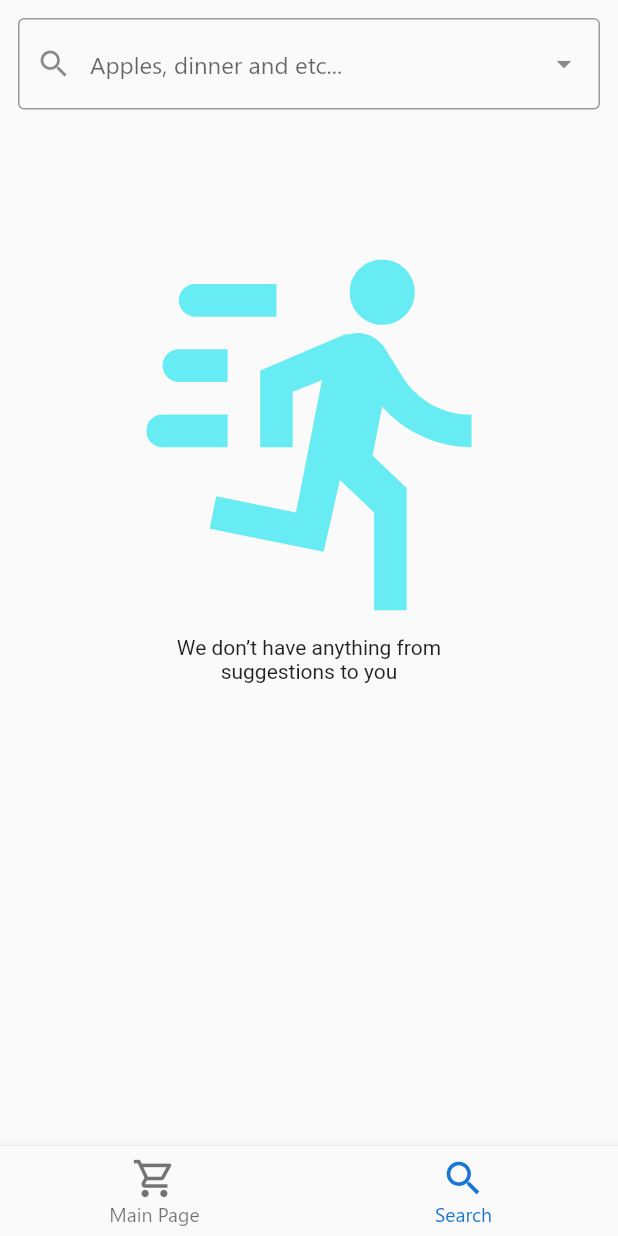
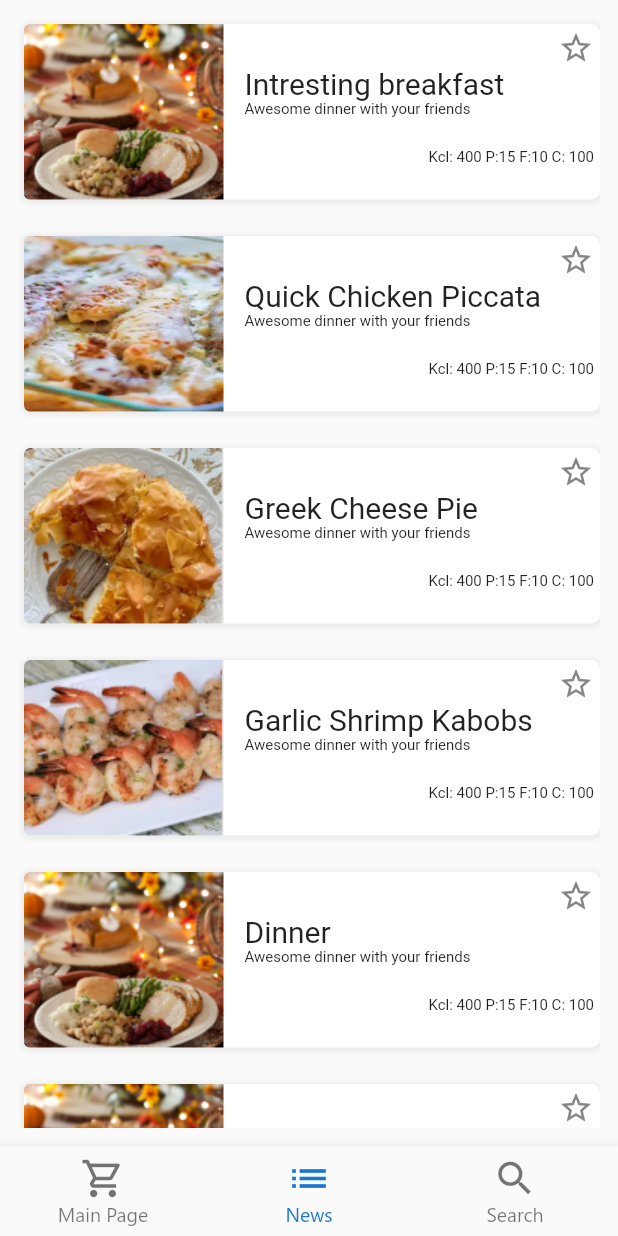
Before and after one commit to Losur/MyPacket, a Flutter app: the screen it shows after launch, item 2 of the bottom bar chosen, on a phone screen of 412 x 824 dp. Run offline on Flutter 3.47's test engine with Material 2 defaults, Android fonts, the phone set to English and light mode, and no system bars; drawn by our look-alikes of dropdown_search; our stand-ins replace flutter_svg; Roboto replaces fonts that are missing (Segue-UI).

Commit message:
Add news page

```diff
--- a/lib/view/bottom_navigation/bottom_navigation.dart
+++ b/lib/view/bottom_navigation/bottom_navigation.dart
@@ -1,8 +1,8 @@
 import 'package:flutter/material.dart';
-import 'package:my_packet/view/search_page/sarch_page.dart';
+import '../../view/news_page/news_page.dart';
+import '../../view/search_page/search_page.dart';
 import '../main_page/main_page.dart';
 import '../../projectColors.dart';
-import '../../main.dart';
 
 class Home extends StatefulWidget {
   const Home({Key? key}) : super(key: key);
@@ -13,7 +13,10 @@ class Home extends StatefulWidget {
 
 class _HomeState extends State<Home> {
   int _currentIndex=0;
-  final List _screens=[MainPage(), const SearchPage()];
+  final List _screens=[MainPage(),
+    NewsPage(),
+    const SearchPage()
+  ];
 
   void _updateIndex(int value) {
     setState(() {
@@ -29,7 +32,9 @@ class _HomeState extends State<Home> {
         toolbarHeight: 0,
         elevation: 0,
       ),
-      body: _screens[_currentIndex], backgroundColor: const Color(ProjectColors.backgroundColor),
+      body: SafeArea(
+        child: _screens[_currentIndex],
+      ), backgroundColor: const Color(ProjectColors.backgroundColor),
       bottomNavigationBar: BottomNavigationBar(
         type: BottomNavigationBarType.fixed,
         currentIndex: _currentIndex,
@@ -44,6 +49,9 @@ class _HomeState extends State<Home> {
             icon: Icon(Icons.shopping_cart_outlined),
 
           ),
+          BottomNavigationBarItem(
+              label: "News",
+              icon: Icon(Icons.list)),
           BottomNavigationBarItem(
             label: "Search",
             icon: Icon(Icons.search),
--- a/lib/view/main_page/main_page.dart
+++ b/lib/view/main_page/main_page.dart
@@ -13,13 +13,11 @@ class MainPage extends StatefulWidget {
 
 class _MainPage extends State<MainPage> {
   var dummyData = ["1", "2", "3", "4", "5"];
+
   @override
   Widget build(BuildContext context) {
-    return Scaffold(
-        appBar: null,
-        body: SingleChildScrollView(
-            child: SafeArea(
-                child: Container (
+    return SingleChildScrollView(
+      child: Container(
         margin: const EdgeInsets.only(left: 12, right: 12, bottom: 12),
         child: Column(
           children: [
@@ -28,18 +26,12 @@ class _MainPage extends State<MainPage> {
                 alignment: Alignment.centerLeft,
                 child: Container(
                     margin: const EdgeInsets.only(top: 20.0, bottom: 20.0),
-                            child: const TextTitle.onlyText("Ideas for breakfast")
-                          )
-                      ),
-                      const BigProductMultipleRow([
-                        BigProductRow("Meals"),
-                        BigProductRow("Food")
-                      ])
+                    child: const TextTitle.onlyText("Ideas for breakfast"))),
+            const BigProductMultipleRow(
+                [BigProductRow("Meals"), BigProductRow("Food")])
           ],
         ),
-                )
-            )
       ),
-        backgroundColor: const Color(ProjectColors.backgroundColor),);
+    );
   }
 }
--- /dev/null
+++ b/lib/view/news_page/news_page.dart
@@ -0,0 +1,47 @@
+import 'package:flutter/material.dart';
+import 'package:my_packet/view/product/product_card/big/big_product_card.dart';
+import 'package:my_packet/view/recipe/recipe_card/big/recipe_card.dart';
+
+class NewsPage extends StatefulWidget {
+  const NewsPage({Key? key}) : super(key: key);
+
+  @override
+  _NewsPage createState() => _NewsPage();
+}
+
+class _NewsPage extends State<NewsPage> {
+  final _menuItems = <Widget>[
+    BigRecipeCard("Intresting breakfast", "Awesome dinner with your friends","Kcl: 400 P:15 F:10 C: 100", "assets/images/1.png"),
+    BigRecipeCard("Quick Chicken Piccata ", "Awesome dinner with your friends","Kcl: 400 P:15 F:10 C: 100", "assets/images/2.png"),
+    BigRecipeCard("Greek Cheese Pie", "Awesome dinner with your friends","Kcl: 400 P:15 F:10 C: 100", "assets/images/3.png"),
+    BigRecipeCard("Garlic Shrimp Kabobs", "Awesome dinner with your friends","Kcl: 400 P:15 F:10 C: 100", "assets/images/4.png"),
+    BigRecipeCard("Dinner", "Awesome dinner with your friends","Kcl: 400 P:15 F:10 C: 100", "assets/images/1.png"),
+    BigRecipeCard("Dinner", "Awesome dinner with your friends","Kcl: 400 P:15 F:10 C: 100", "assets/images/1.png"),
+    BigRecipeCard("Intresting breakfast", "Awesome dinner with your friends","Kcl: 400 P:15 F:10 C: 100", "assets/images/3.png"),
+    BigRecipeCard("Intresting breakfast", "Awesome dinner with your friends","Kcl: 400 P:15 F:10 C: 100", "assets/images/2.png"),
+  ];
+
+  @override
+  Widget build(BuildContext context) {
+    return SafeArea(
+      child: Scaffold (
+        body: Container (
+          margin: EdgeInsets.all(12),
+          height: MediaQuery.of(context).size.height,
+          child: GridView.builder(
+            scrollDirection: Axis.vertical,
+            itemCount: _menuItems.length,
+            gridDelegate: SliverGridDelegateWithMaxCrossAxisExtent(
+              mainAxisSpacing: 12,
+              maxCrossAxisExtent: MediaQuery.of(context).size.height,
+              childAspectRatio: 3/1),
+            itemBuilder: (context, index) {
+              return _menuItems[index];
+            },
+          ),
+        )
+      )
+    );
+  }
+
+}
--- /dev/null
+++ b/lib/view/recipe/recipe_card/big/recipe_card.dart
@@ -0,0 +1,83 @@
+import 'package:flutter/material.dart';
+import 'package:my_packet/projectColors.dart';
+import 'package:my_packet/view/components/text/text_components.dart';
+
+class BigRecipeCard extends StatelessWidget {
+  final String title;
+  final String body;
+  final String kcl;
+  final String imagePath;
+
+  BigRecipeCard(this.title, this.body, this.kcl, this.imagePath);
+
+  @override
+  Widget build(BuildContext context) {
+    return Scaffold(
+      body: Container(
+          height: 117,
+          margin: const EdgeInsets.only(top: 4, left: 4),
+          decoration: BoxDecoration(
+            color: Colors.white,
+            borderRadius: BorderRadius.circular(6), //border corner radius
+            boxShadow: [
+              BoxShadow(
+                color: Colors.grey.withOpacity(0.15), //color of shadow
+                spreadRadius: 2, //spread radius
+                blurRadius: 2, // blur radius
+                offset: const Offset(0, 1), // changes position of shadow
+                //first paramerter of offset is left-right
+                //second parameter is top to down
+              ),
+              //you can set more BoxShadow() here
+            ],
+          ),
+          child: SizedBox(
+            width: MediaQuery.of(context).size.width,
+            child: Row(
+              children: [
+                Container(
+                  width: 133,
+                  decoration: BoxDecoration(
+                    borderRadius: const BorderRadius.only(topLeft: Radius.circular(4), bottomLeft: Radius.circular(4)),
+                    image: DecorationImage(
+                      image: AssetImage(imagePath),
+                      fit: BoxFit.fill,
+                    ),
+                  ),
+                ),
+                 Flexible(
+                    child: Container(
+                      margin: const EdgeInsets.only(left: 14, top: 4, right: 4, bottom: 6),
+                      child:Column(
+                      // crossAxisAlignment: CrossAxisAlignment.start,
+                      children: [
+                        const Align(
+                          alignment: Alignment.centerRight,
+                          child: Icon(Icons.star_border, color: Color(ProjectColors.textSecondaryColor),),
+                        ),
+                        Align(
+                          alignment: Alignment.centerLeft,
+                          child: TextSubtitle(title, FontWeight.w400),
+                        ),
+                        Align(
+                          alignment: Alignment.centerLeft,
+                          child: TextSubregular(body, 10.0, FontWeight.w400),
+                        ),
+                        const SizedBox(
+                          height: 20,
+                        ),
+                        Align(
+                            alignment: Alignment.bottomRight,
+                            child: TextSubregular(kcl, 10.0, FontWeight.w400),
+                        ),
+
+                      ],
+                    ),
+                  ),
+                 ),
+              ],
+            ),
+          )),
+    );
+  }
+}
--- a/pubspec.yaml
+++ b/pubspec.yaml
@@ -68,6 +68,7 @@ flutter:
   assets:
     - assets/search/
     - assets/product_card/
+    - assets/images/
     - assets/
   # For details regarding fonts from package dependencies,
   # see https://flutter.dev/custom-fonts/#from-packages
```
Also changed, not shown: assets/images/1.png (added), assets/images/2.png (added), assets/images/3.png (added), assets/images/4.png (added), lib/view/search_page/search_page.dart (renamed from lib/view/search_page/sarch_page.dart), pubspec.lock. Lines whose indentation alone changed are shown as unchanged.
